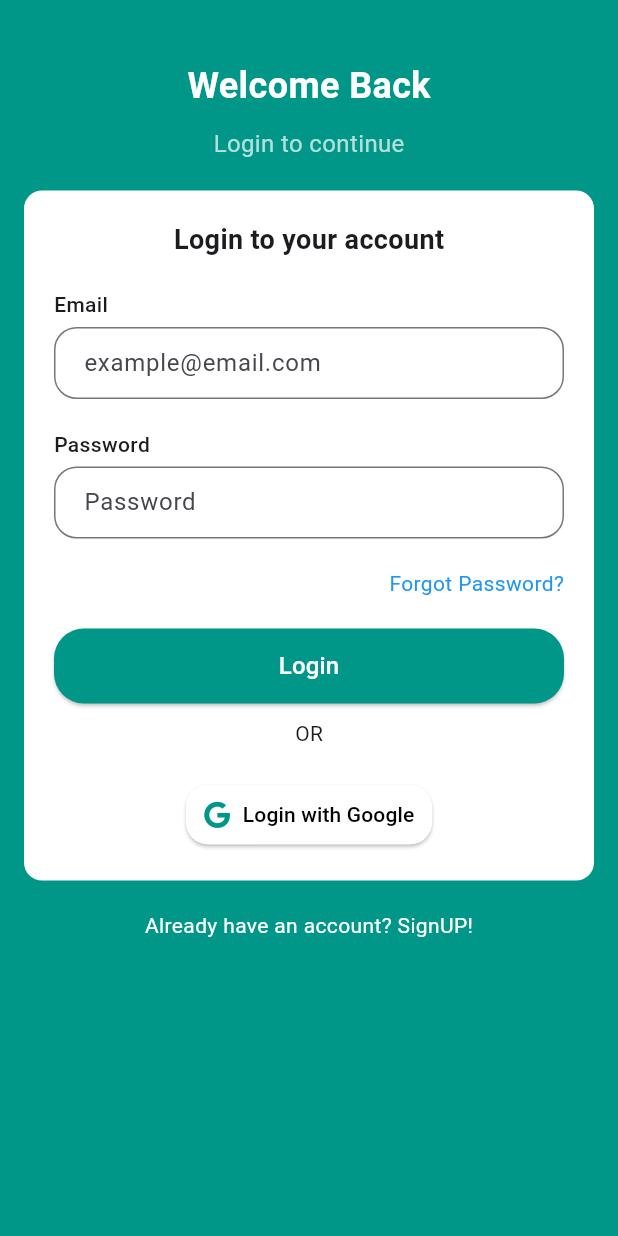
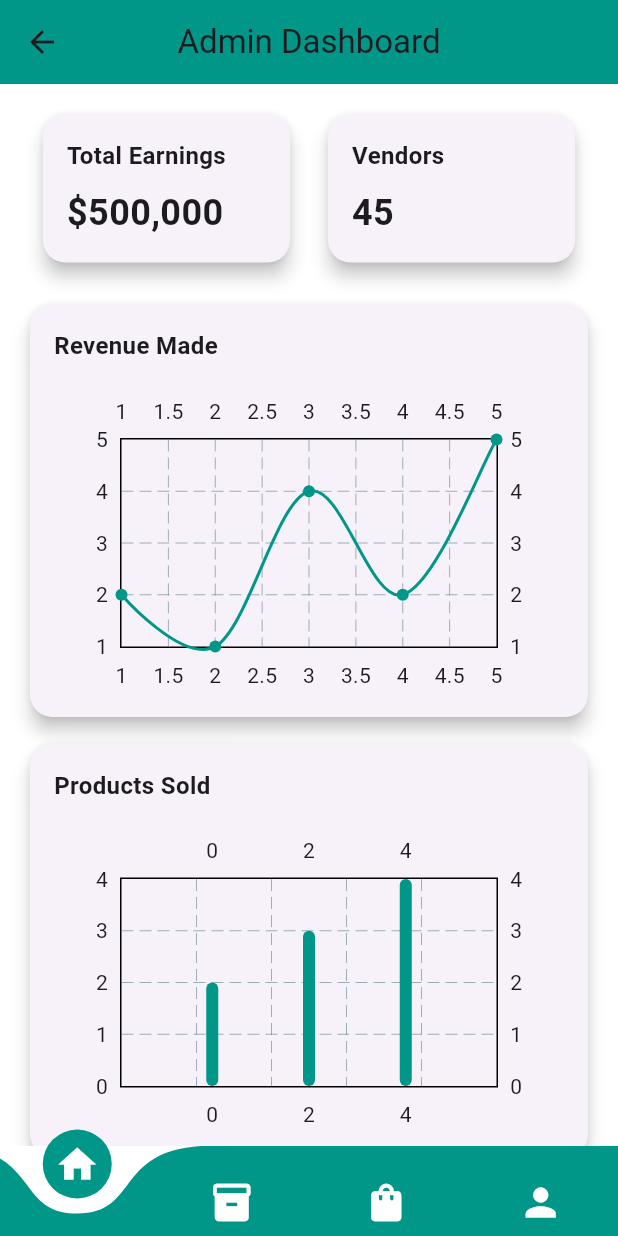
Before and after one commit to Ahad-Khan9076/sales_management, a Flutter app: the LoginScreen screen opened directly, after a tap on "Login", on a phone screen of 412 x 824 dp. Run offline on Flutter 3.47's test engine with Material 3 defaults, Android fonts, the phone set to English and light mode, and no system bars; drawn by our look-alikes of curved_navigation_bar, fl_chart; our stand-ins replace country_code_picker, font_awesome_flutter, get.

Commit message:
Admin Dashboard

```diff
--- /dev/null
+++ b/lib/screens/admin_dashboard.dart
@@ -0,0 +1,276 @@
+import 'package:curved_navigation_bar/curved_navigation_bar.dart';
+import 'package:flutter/material.dart';
+import 'package:fl_chart/fl_chart.dart';
+
+class AdminDashboard extends StatefulWidget {
+  const AdminDashboard({super.key});
+
+  @override
+  State<AdminDashboard> createState() => _AdminDashboardState();
+}
+
+class _AdminDashboardState extends State<AdminDashboard> {
+  int _pageIndex = 0;
+
+  final List<Widget> _pages = [
+    const HomePage(),
+    const InventoryPage(),
+    const OrdersPage(),
+    const ProfilePage(),
+  ];
+
+  @override
+  Widget build(BuildContext context) {
+    return Scaffold(
+      backgroundColor: Colors.white,
+      appBar: AppBar(
+        backgroundColor: Colors.teal,
+        elevation: 0,
+        title: const Text("Admin Dashboard"),
+        centerTitle: true,
+      ),
+      body: _pages[_pageIndex], // Display the current page based on index
+      bottomNavigationBar: CurvedNavigationBar(
+        index: 0,
+        height: 60,
+        items: const <Widget>[
+          Icon(Icons.home, size: 30, color: Colors.white),
+          Icon(Icons.inventory, size: 30, color: Colors.white),
+          Icon(Icons.shopping_bag, size: 30, color: Colors.white),
+          Icon(Icons.person, size: 30, color: Colors.white),
+        ],
+        color: Colors.teal,
+        buttonBackgroundColor: Colors.teal,
+        backgroundColor: Colors.white,
+        animationCurve: Curves.easeInOut,
+        animationDuration: const Duration(milliseconds: 600),
+        onTap: (index) {
+          setState(() {
+            _pageIndex = index;
+          });
+        },
+      ),
+    );
+  }
+}
+
+class HomePage extends StatelessWidget {
+  const HomePage({super.key});
+
+  @override
+  Widget build(BuildContext context) {
+    return SingleChildScrollView(
+      padding: const EdgeInsets.all(16.0),
+      child: Column(
+        crossAxisAlignment: CrossAxisAlignment.start,
+        children: [
+          Row(
+            mainAxisAlignment: MainAxisAlignment.spaceAround,
+            children: [
+              _buildSummaryCard('Total Earnings', '\$500,000', context),
+              _buildSummaryCard('Vendors', '45', context),
+            ],
+          ),
+          const SizedBox(height: 20),
+          _buildGraphCard('Revenue Made', const LineChartWidget()),
+          const SizedBox(height: 10),
+          _buildGraphCard('Products Sold', const BarChartWidget()),
+          const SizedBox(height: 10),
+          _buildGraphCard('Vendor Activity', const BarChartWidget()),
+          const SizedBox(height: 10),
+          _buildGraphCard('Upcoming QBR', const Text("QBR scheduled for next quarter")),
+        ],
+      ),
+    );
+  }
+
+  Widget _buildSummaryCard(String title, String value, BuildContext context) {
+    return Card(
+      shape: RoundedRectangleBorder(borderRadius: BorderRadius.circular(15)),
+      elevation: 5,
+      child: Container(
+        padding: const EdgeInsets.all(16),
+        width: MediaQuery.of(context).size.width * 0.4,
+        child: Column(
+          crossAxisAlignment: CrossAxisAlignment.start,
+          children: [
+            Text(
+              title,
+              style: const TextStyle(fontSize: 16, fontWeight: FontWeight.w600),
+            ),
+            const SizedBox(height: 10),
+            Text(
+              value,
+              style: const TextStyle(fontSize: 24, fontWeight: FontWeight.bold),
+            ),
+          ],
+        ),
+      ),
+    );
+  }
+
+  Widget _buildGraphCard(String title, Widget graph) {
+    return Card(
+      shape: RoundedRectangleBorder(borderRadius: BorderRadius.circular(15)),
+      elevation: 5,
+      child: Container(
+        padding: const EdgeInsets.all(16),
+        width: double.infinity,
+        child: Column(
+          crossAxisAlignment: CrossAxisAlignment.start,
+          children: [
+            Text(
+              title,
+              style: const TextStyle(fontSize: 16, fontWeight: FontWeight.w600),
+            ),
+            const SizedBox(height: 20),
+            graph,
+          ],
+        ),
+      ),
+    );
+  }
+}
+
+class InventoryPage extends StatelessWidget {
+  const InventoryPage({super.key});
+
+  @override
+  Widget build(BuildContext context) {
+    return const Center(
+      child: Text(
+        "Inventory Page",
+        style: TextStyle(fontSize: 24),
+      ),
+    );
+  }
+}
+
+class OrdersPage extends StatelessWidget {
+  const OrdersPage({super.key});
+
+  @override
+  Widget build(BuildContext context) {
+    return const Center(
+      child: Text(
+        "Orders Page",
+        style: TextStyle(fontSize: 24),
+      ),
+    );
+  }
+}
+
+class ProfilePage extends StatelessWidget {
+  const ProfilePage({super.key});
+
+  @override
+  Widget build(BuildContext context) {
+    return SingleChildScrollView(
+      padding: const EdgeInsets.all(16.0),
+      child: Column(
+        crossAxisAlignment: CrossAxisAlignment.start,
+        children: [
+          const Center(
+            child: CircleAvatar(
+              radius: 50,
+              // backgroundImage: const AssetImage('assets/profile.jpg'), // Replace with your profile image
+            ),
+          ),
+          const SizedBox(height: 20),
+          const Center(
+            child: Text(
+              'John Doe',
+              style: TextStyle(fontSize: 24, fontWeight: FontWeight.bold),
+            ),
+          ),
+          const SizedBox(height: 10),
+          const Center(
+            child: Text(
+              'Admin User',
+              style: TextStyle(fontSize: 16, color: Colors.grey),
+            ),
+          ),
+          const Divider(height: 40),
+          ListTile(
+            leading: const Icon(Icons.settings),
+            title: const Text('Settings'),
+            onTap: () {
+              // Implement settings navigation
+            },
+          ),
+          ListTile(
+            leading: const Icon(Icons.logout),
+            title: const Text('Logout'),
+            onTap: () {
+              // Implement logout logic
+            },
+          ),
+        ],
+      ),
+    );
+  }
+}
+
+class LineChartWidget extends StatelessWidget {
+  const LineChartWidget({super.key});
+
+  @override
+  Widget build(BuildContext context) {
+    return SizedBox(
+      height: 200,
+      child: LineChart(
+        LineChartData(
+          lineBarsData: [
+            LineChartBarData(
+              spots: const [
+                FlSpot(1, 2),
+                FlSpot(2, 1),
+                FlSpot(3, 4),
+                FlSpot(4, 2),
+                FlSpot(5, 5),
+              ],
+              isCurved: true,
+              color: Colors.teal,
+              belowBarData: BarAreaData(show: false),
+            ),
+          ],
+        ),
+      ),
+    );
+  }
+}
+
+class BarChartWidget extends StatelessWidget {
+  const BarChartWidget({super.key});
+
+  @override
+  Widget build(BuildContext context) {
+    return SizedBox(
+      height: 200,
+      child: BarChart(
+        BarChartData(
+          barGroups: [
+            BarChartGroupData(
+              x: 0,
+              barRods: [
+                BarChartRodData(toY: 2, color: Colors.teal),
+              ],
+            ),
+            BarChartGroupData(
+              x: 2,
+              barRods: [
+                BarChartRodData(toY: 3, color: Colors.teal),
+              ],
+            ),
+            BarChartGroupData(
+              x: 4,
+              barRods: [
+                BarChartRodData(toY: 4, color: Colors.teal),
+              ],
+            ),
+          ],
+        ),
+      ),
+    );
+  }
+}
--- a/lib/screens/login_screen.dart
+++ b/lib/screens/login_screen.dart
@@ -1,6 +1,7 @@
 import 'package:flutter/material.dart';
 import 'package:font_awesome_flutter/font_awesome_flutter.dart';
 import 'package:get/get.dart';
+import 'package:sales_management/screens/admin_dashboard.dart';
 import '../components/reusable_components.dart';
 
 
@@ -75,7 +76,13 @@ class _LoginScreenState extends State<LoginScreen> {
                     ),
                     const SizedBox(height: 20),
                     ElevatedButton(
-                      onPressed: () {},
+                      onPressed: () {
+                        Get.to(const AdminDashboard());
+                        const GetSnackBar(
+                          title:'Login Sucessfuly',
+                          snackPosition:SnackPosition.TOP,
+                        );
+                      },
                       style: ElevatedButton.styleFrom(
                         backgroundColor: Colors.teal,
                         minimumSize: const Size(double.infinity, 50),
@@ -93,7 +100,7 @@ class _LoginScreenState extends State<LoginScreen> {
               const SizedBox(height: 20,),
               GestureDetector(
                 onTap: (){
-                    GetSnackBar(
+                    const GetSnackBar(
                     snackPosition: SnackPosition.TOP,
                       title: 'Signup',
                     titleText: Text('Get ready to get Signup in the account'),
--- a/pubspec.yaml
+++ b/pubspec.yaml
@@ -37,6 +37,8 @@ dependencies:
   cupertino_icons: ^1.0.8
   country_code_picker: ^3.0.0
   font_awesome_flutter: ^10.7.0
+  curved_navigation_bar: ^1.0.6
+  fl_chart: ^0.69.0
   get:
 
 dev_dependencies:
```
Also changed, not shown: pubspec.lock.
